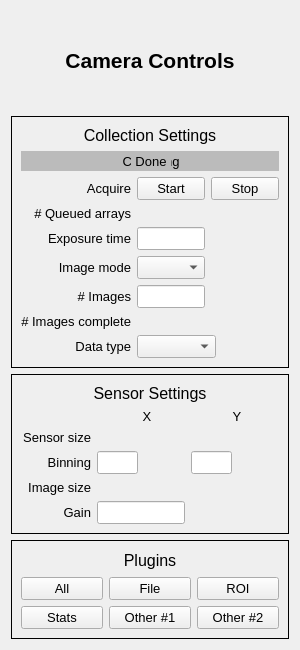
Above: diffractometer_controls/extra_ui/tomo_cam_controls.ui from MIT-NRL/diffractometer-controls before the change. Below: the same form after it.
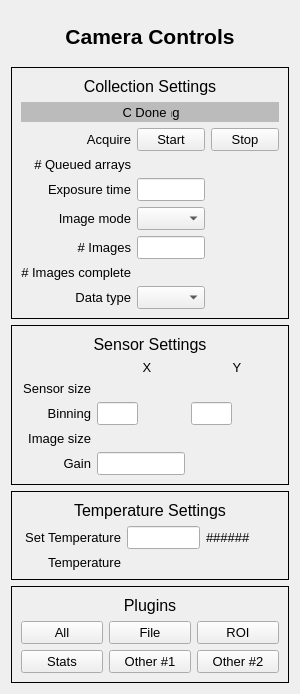
That is the form after the change. Custom widgets are drawn as their Qt base class.

Commit message: Added temp controls

The edit to the form file:
```diff
--- a/diffractometer_controls/extra_ui/tomo_cam_controls.ui
+++ b/diffractometer_controls/extra_ui/tomo_cam_controls.ui
@@ -7,13 +7,13 @@
     <x>0</x>
     <y>0</y>
     <width>300</width>
-    <height>650</height>
+    <height>694</height>
    </rect>
   </property>
   <property name="windowTitle">
    <string>Form</string>
   </property>
-  <layout class="QVBoxLayout" name="verticalLayout_4">
+  <layout class="QVBoxLayout" name="verticalLayout_5">
    <item>
     <widget class="PyDMLabel" name="PyDMLabel">
      <property name="font">
@@ -420,6 +420,12 @@
             <verstretch>0</verstretch>
            </sizepolicy>
           </property>
+          <property name="minimumSize">
+           <size>
+            <width>50</width>
+            <height>0</height>
+           </size>
+          </property>
           <property name="font">
            <font>
             <pointsize>10</pointsize>
@@ -451,6 +457,12 @@
             <verstretch>0</verstretch>
            </sizepolicy>
           </property>
+          <property name="minimumSize">
+           <size>
+            <width>50</width>
+            <height>0</height>
+           </size>
+          </property>
           <property name="font">
            <font>
             <pointsize>10</pointsize>
@@ -667,6 +679,12 @@
             <verstretch>0</verstretch>
            </sizepolicy>
           </property>
+          <property name="minimumSize">
+           <size>
+            <width>50</width>
+            <height>0</height>
+           </size>
+          </property>
           <property name="font">
            <font>
             <pointsize>10</pointsize>
@@ -698,6 +716,12 @@
             <verstretch>0</verstretch>
            </sizepolicy>
           </property>
+          <property name="minimumSize">
+           <size>
+            <width>50</width>
+            <height>0</height>
+           </size>
+          </property>
           <property name="font">
            <font>
             <pointsize>10</pointsize>
@@ -866,6 +890,12 @@
             <verstretch>0</verstretch>
            </sizepolicy>
           </property>
+          <property name="minimumSize">
+           <size>
+            <width>50</width>
+            <height>0</height>
+           </size>
+          </property>
           <property name="font">
            <font>
             <pointsize>10</pointsize>
@@ -893,6 +923,12 @@
             <verstretch>0</verstretch>
            </sizepolicy>
           </property>
+          <property name="minimumSize">
+           <size>
+            <width>50</width>
+            <height>0</height>
+           </size>
+          </property>
           <property name="font">
            <font>
             <pointsize>10</pointsize>
@@ -958,7 +994,7 @@
         <item>
          <spacer name="horizontalSpacer">
           <property name="sizePolicy">
-           <sizepolicy hsizetype="Fixed" vsizetype="Minimum">
+           <sizepolicy hsizetype="Minimum" vsizetype="Minimum">
             <horstretch>0</horstretch>
             <verstretch>0</verstretch>
            </sizepolicy>
@@ -1580,6 +1616,253 @@
      </layout>
     </widget>
    </item>
+   <item>
+    <widget class="PyDMFrame" name="PyDMFrame_5">
+     <property name="toolTip">
+      <string/>
+     </property>
+     <property name="frameShape">
+      <enum>QFrame::Box</enum>
+     </property>
+     <layout class="QVBoxLayout" name="verticalLayout_4">
+      <item>
+       <widget class="PyDMLabel" name="PyDMLabel_5">
+        <property name="font">
+         <font>
+          <pointsize>12</pointsize>
+         </font>
+        </property>
+        <property name="toolTip">
+         <string/>
+        </property>
+        <property name="text">
+         <string>Temperature Settings</string>
+        </property>
+        <property name="alignment">
+         <set>Qt::AlignCenter</set>
+        </property>
+       </widget>
+      </item>
+      <item>
+       <layout class="QHBoxLayout" name="horizontalLayout_15">
+        <item>
+         <widget class="QLabel" name="text_14">
+          <property name="sizePolicy">
+           <sizepolicy hsizetype="Fixed" vsizetype="Preferred">
+            <horstretch>0</horstretch>
+            <verstretch>0</verstretch>
+           </sizepolicy>
+          </property>
+          <property name="minimumSize">
+           <size>
+            <width>100</width>
+            <height>0</height>
+           </size>
+          </property>
+          <property name="maximumSize">
+           <size>
+            <width>100</width>
+            <height>16777215</height>
+           </size>
+          </property>
+          <property name="font">
+           <font>
+            <pointsize>10</pointsize>
+           </font>
+          </property>
+          <property name="toolTip">
+           <string>text</string>
+          </property>
+          <property name="styleSheet">
+           <string notr="true">QLabel#text {
+  color: rgb(0, 0, 0);
+  }</string>
+          </property>
+          <property name="text">
+           <string>Set Temperature</string>
+          </property>
+          <property name="alignment">
+           <set>Qt::AlignRight|Qt::AlignTrailing|Qt::AlignVCenter</set>
+          </property>
+          <property name="brush" stdset="0">
+           <brush brushstyle="SolidPattern">
+            <color alpha="255">
+             <red>0</red>
+             <green>0</green>
+             <blue>0</blue>
+            </color>
+           </brush>
+          </property>
+         </widget>
+        </item>
+        <item>
+         <widget class="PyDMLineEdit" name="text_entry_4">
+          <property name="sizePolicy">
+           <sizepolicy hsizetype="Expanding" vsizetype="Fixed">
+            <horstretch>1</horstretch>
+            <verstretch>0</verstretch>
+           </sizepolicy>
+          </property>
+          <property name="minimumSize">
+           <size>
+            <width>50</width>
+            <height>0</height>
+           </size>
+          </property>
+          <property name="font">
+           <font>
+            <pointsize>10</pointsize>
+           </font>
+          </property>
+          <property name="toolTip">
+           <string>${P}${R}AcquireTime</string>
+          </property>
+          <property name="styleSheet">
+           <string notr="true">PyDMLineEdit {
+  color: rgb(0, 0, 0);
+  background-color: rgb(115, 223, 255);
+  border: 1px solid black;
+  margin: 0px;
+  padding: 0px;
+  spacing: 0px;
+  }</string>
+          </property>
+          <property name="channel" stdset="0">
+           <string>ca://${P}${R}Temperature</string>
+          </property>
+         </widget>
+        </item>
+        <item>
+         <widget class="PyDMLabel" name="text_update_8">
+          <property name="sizePolicy">
+           <sizepolicy hsizetype="Expanding" vsizetype="Preferred">
+            <horstretch>1</horstretch>
+            <verstretch>0</verstretch>
+           </sizepolicy>
+          </property>
+          <property name="minimumSize">
+           <size>
+            <width>50</width>
+            <height>0</height>
+           </size>
+          </property>
+          <property name="font">
+           <font>
+            <pointsize>10</pointsize>
+           </font>
+          </property>
+          <property name="toolTip">
+           <string>PV: ${P}${R}AcquireTime_RBV</string>
+          </property>
+          <property name="styleSheet">
+           <string notr="true">PyDMLabel {
+  color: rgb(10, 0, 184);
+  background-color: rgb(187, 187, 187);
+  }</string>
+          </property>
+          <property name="text">
+           <string>######</string>
+          </property>
+          <property name="alignment">
+           <set>Qt::AlignLeading|Qt::AlignLeft|Qt::AlignVCenter</set>
+          </property>
+          <property name="textInteractionFlags">
+           <set>Qt::TextSelectableByKeyboard|Qt::TextSelectableByMouse</set>
+          </property>
+          <property name="channel" stdset="0">
+           <string>ca://${P}${R}Temperature_RBV</string>
+          </property>
+         </widget>
+        </item>
+       </layout>
+      </item>
+      <item>
+       <layout class="QHBoxLayout" name="horizontalLayout_16">
+        <item>
+         <widget class="QLabel" name="text_15">
+          <property name="sizePolicy">
+           <sizepolicy hsizetype="Fixed" vsizetype="Preferred">
+            <horstretch>0</horstretch>
+            <verstretch>0</verstretch>
+           </sizepolicy>
+          </property>
+          <property name="minimumSize">
+           <size>
+            <width>100</width>
+            <height>0</height>
+           </size>
+          </property>
+          <property name="maximumSize">
+           <size>
+            <width>100</width>
+            <height>16777215</height>
+           </size>
+          </property>
+          <property name="font">
+           <font>
+            <pointsize>10</pointsize>
+           </font>
+          </property>
+          <property name="toolTip">
+           <string>text</string>
+          </property>
+          <property name="styleSheet">
+           <string notr="true">QLabel#text {
+  color: rgb(0, 0, 0);
+  }</string>
+          </property>
+          <property name="text">
+           <string>Temperature</string>
+          </property>
+          <property name="alignment">
+           <set>Qt::AlignRight|Qt::AlignTrailing|Qt::AlignVCenter</set>
+          </property>
+          <property name="brush" stdset="0">
+           <brush brushstyle="SolidPattern">
+            <color alpha="255">
+             <red>0</red>
+             <green>0</green>
+             <blue>0</blue>
+            </color>
+           </brush>
+          </property>
+         </widget>
+        </item>
+        <item>
+         <widget class="PyDMLabel" name="text_update_13">
+          <property name="font">
+           <font>
+            <pointsize>10</pointsize>
+           </font>
+          </property>
+          <property name="toolTip">
+           <string>PV: ${P}${R}TriggerMode_RBV</string>
+          </property>
+          <property name="styleSheet">
+           <string notr="true">PyDMLabel#text_update_13 {
+  color: rgb(10, 0, 184);
+  background-color: rgb(187, 187, 187);
+  }</string>
+          </property>
+          <property name="alignment">
+           <set>Qt::AlignLeading|Qt::AlignLeft|Qt::AlignVCenter</set>
+          </property>
+          <property name="textInteractionFlags">
+           <set>Qt::TextSelectableByKeyboard|Qt::TextSelectableByMouse</set>
+          </property>
+          <property name="channel" stdset="0">
+           <string>ca://${P}${R}TemperatureActual</string>
+          </property>
+          <property name="displayFormat" stdset="0">
+           <enum>PyDMLabel::String</enum>
+          </property>
+         </widget>
+        </item>
+       </layout>
+      </item>
+     </layout>
+    </widget>
+   </item>
    <item>
     <widget class="PyDMFrame" name="PyDMFrame_4">
      <property name="toolTip">
```
